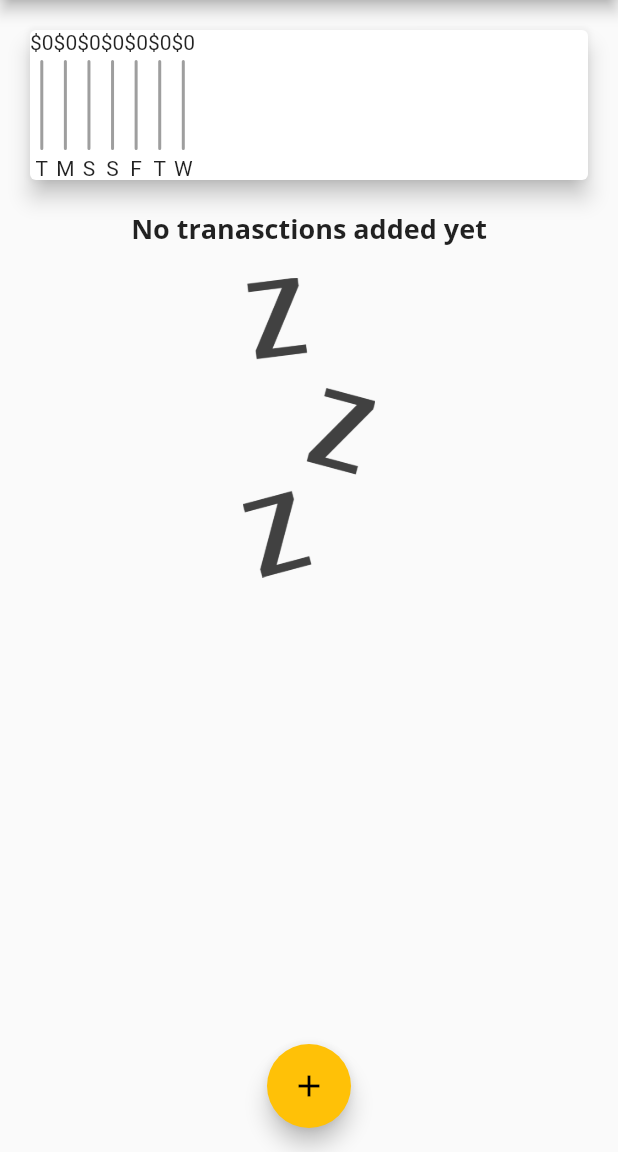
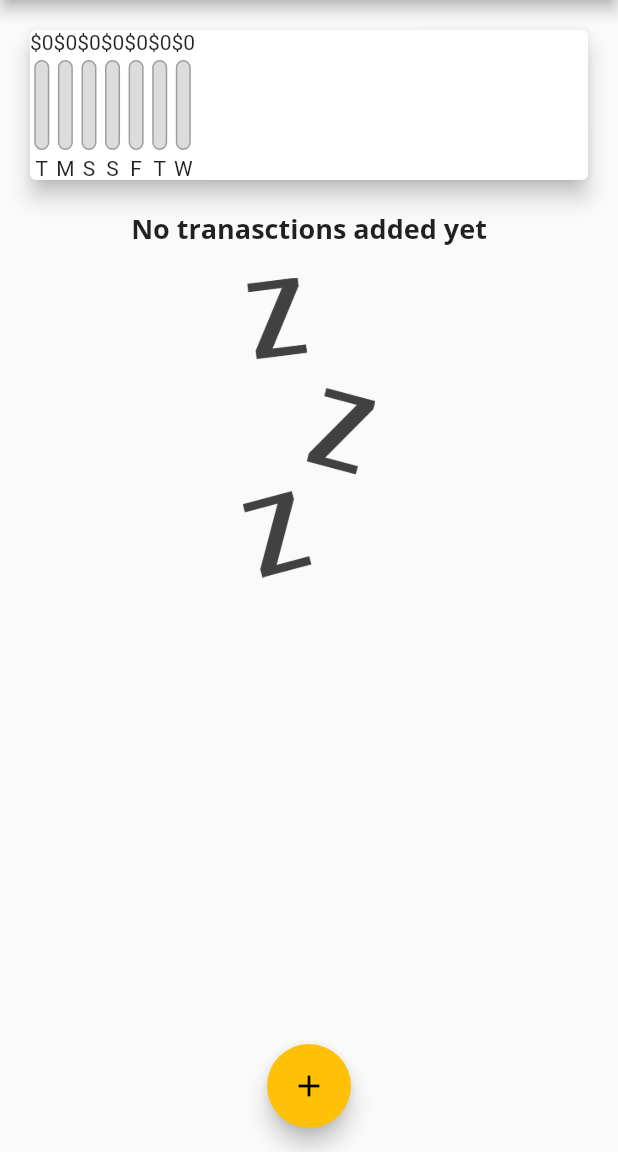
Before and after one commit to Abood2284/flutter_04_expenseTracker, a Flutter app: the screen it shows after launch, on a phone screen of 412 x 824 dp, the part 84-1236 px from its top. Run offline on Flutter 3.47's test engine with Material 2 defaults, Android fonts, the phone set to English and light mode, and no system bars.

Commit message:
Returns the card holding chart bar of spended amount

```diff
--- a/lib/widgets/chart_bar.dart
+++ b/lib/widgets/chart_bar.dart
@@ -22,6 +22,7 @@ class ChartBar extends StatelessWidget {
         ),
         Container(
           height: 60,
+          width: 10,
           child: Stack(
             children: [
               Container(
@@ -31,8 +32,7 @@ class ChartBar extends StatelessWidget {
                   borderRadius: BorderRadius.circular(10),
                 ),
               ),
-              FractionallySizedBox(
-                // * Widget that sizes its child to a fraction of the total available space {Takes Value between 0 & 1}
+              FractionallySizedBox( // * Widget that sizes its child to a fraction of the total available space {Takes Value between 0 & 1}
                 heightFactor: spendingPercentageOfTotal,
                 child: Container(
                   decoration: BoxDecoration(
```
